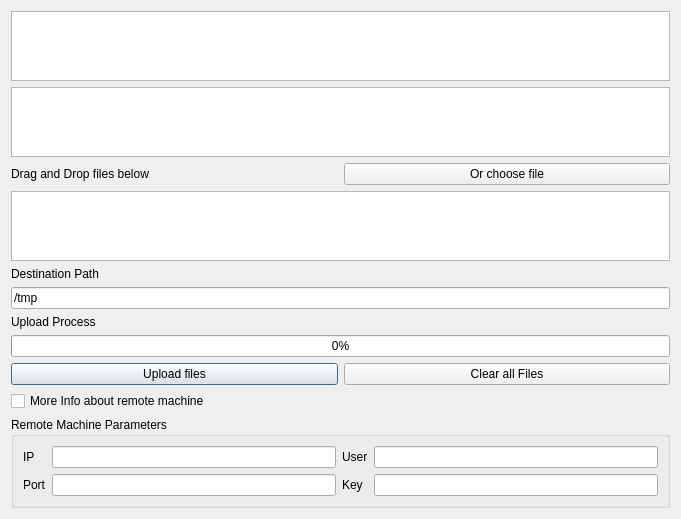
This is hub/forms/DlgTransferFile.ui in subutai-io/control-center as Qt 5 draws it before an edit. The edited form follows.
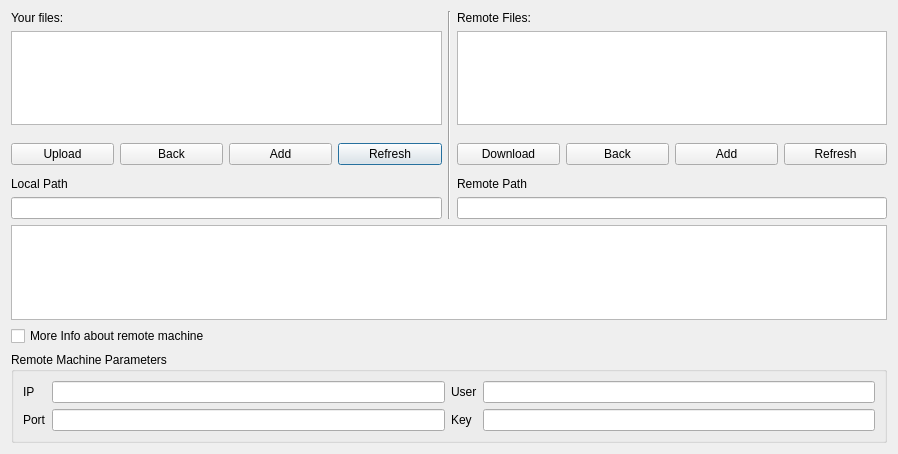
This is the edited form. Icons and pictures are not drawn.

Commit message: added file transfer system dialog

```diff
--- a/hub/forms/DlgTransferFile.ui
+++ b/hub/forms/DlgTransferFile.ui
@@ -6,32 +6,116 @@
    <rect>
     <x>0</x>
     <y>0</y>
-    <width>681</width>
-    <height>393</height>
+    <width>898</width>
+    <height>454</height>
    </rect>
   </property>
   <property name="windowTitle">
    <string>Dialog</string>
   </property>
   <layout class="QGridLayout" name="gridLayout">
-   <item row="9" column="0" colspan="2">
-    <widget class="QProgressBar" name="progressBar">
-     <property name="value">
-      <number>0</number>
+   <item row="11" column="0" colspan="4">
+    <widget class="QCheckBox" name="more_info">
+     <property name="layoutDirection">
+      <enum>Qt::LeftToRight</enum>
      </property>
+     <property name="text">
+      <string>More Info about remote machine</string>
+     </property>
     </widget>
    </item>
-   <item row="8" column="0">
-    <widget class="QLabel" name="label_6">
+   <item row="7" column="0" colspan="4">
+    <widget class="QLineEdit" name="le_local"/>
+   </item>
+   <item row="4" column="3">
+    <widget class="QPushButton" name="btn_refresh_local">
      <property name="text">
-      <string>Upload Process</string>
+      <string>Refresh</string>
      </property>
     </widget>
    </item>
-   <item row="4" column="0" colspan="2">
-    <widget class="QTableWidget" name="tableWidget"/>
+   <item row="4" column="6">
+    <widget class="QPushButton" name="btn_remote_back">
+     <property name="text">
+      <string>Back</string>
+     </property>
+     <property name="icon">
+      <iconset resource="../../resources/resources.qrc">
+       <normaloff>:/hub/back.png</normaloff>:/hub/back.png</iconset>
+     </property>
+    </widget>
    </item>
-   <item row="12" column="0" colspan="2">
+   <item row="1" column="5" colspan="4">
+    <widget class="QTableWidget" name="remote_file_system"/>
+   </item>
+   <item row="4" column="1">
+    <widget class="QPushButton" name="btn_local_back">
+     <property name="text">
+      <string>Back</string>
+     </property>
+     <property name="icon">
+      <iconset resource="../../resources/resources.qrc">
+       <normaloff>:/hub/back.png</normaloff>:/hub/back.png</iconset>
+     </property>
+    </widget>
+   </item>
+   <item row="4" column="7">
+    <widget class="QPushButton" name="btn_add_remote">
+     <property name="text">
+      <string>Add</string>
+     </property>
+     <property name="icon">
+      <iconset resource="../../resources/resources.qrc">
+       <normaloff>:/hub/add_blue.png</normaloff>:/hub/add_blue.png</iconset>
+     </property>
+    </widget>
+   </item>
+   <item row="6" column="5" colspan="2">
+    <widget class="QLabel" name="label_2">
+     <property name="text">
+      <string>Remote Path</string>
+     </property>
+    </widget>
+   </item>
+   <item row="4" column="2">
+    <widget class="QPushButton" name="btn_add_local">
+     <property name="text">
+      <string>Add</string>
+     </property>
+     <property name="icon">
+      <iconset resource="../../resources/resources.qrc">
+       <normaloff>:/hub/add_green.png</normaloff>:/hub/add_green.png</iconset>
+     </property>
+    </widget>
+   </item>
+   <item row="1" column="0" colspan="4">
+    <widget class="QTableWidget" name="local_file_system"/>
+   </item>
+   <item row="6" column="0" colspan="2">
+    <widget class="QLabel" name="label">
+     <property name="text">
+      <string>Local Path</string>
+     </property>
+    </widget>
+   </item>
+   <item row="4" column="0">
+    <widget class="QPushButton" name="pushButton">
+     <property name="text">
+      <string>Upload</string>
+     </property>
+     <property name="icon">
+      <iconset theme=":/hub/upload" resource="../../resources/resources.qrc">
+       <normaloff>:/hub/upload.ico</normaloff>:/hub/upload.ico</iconset>
+     </property>
+    </widget>
+   </item>
+   <item row="7" column="5" colspan="4">
+    <widget class="QLineEdit" name="le_remote"/>
+   </item>
+   <item row="9" column="0" colspan="9">
+    <widget class="QTableWidget" name="tw_transfer_file"/>
+   </item>
+   <item row="13" column="0" colspan="9">
     <widget class="QGroupBox" name="groupBox">
      <property name="title">
       <string>Remote Machine Parameters</string>
@@ -80,64 +164,49 @@
      </layout>
     </widget>
    </item>
-   <item row="7" column="0" colspan="2">
-    <widget class="QLineEdit" name="remote_destination">
+   <item row="4" column="5">
+    <widget class="QPushButton" name="btn_download">
      <property name="text">
-      <string>/tmp</string>
+      <string>Download</string>
      </property>
-    </widget>
-   </item>
-   <item row="6" column="0">
-    <widget class="QLabel" name="label_2">
-     <property name="text">
-      <string>Destination Path</string>
+     <property name="icon">
+      <iconset theme=":/hub/download" resource="../../resources/resources.qrc">
+       <normaloff>:/hub/download.png</normaloff>:/hub/download.png</iconset>
      </property>
     </widget>
    </item>
-   <item row="2" column="0">
-    <widget class="QLabel" name="label">
+   <item row="4" column="8">
+    <widget class="QPushButton" name="btn_refresh_remote">
      <property name="text">
-      <string>Drag and Drop files below</string>
+      <string>Refresh</string>
      </property>
-    </widget>
-   </item>
-   <item row="10" column="0">
-    <widget class="QPushButton" name="btn_upload_files">
-     <property name="text">
-      <string>Upload files</string>
+     <property name="icon">
+      <iconset resource="../../resources/resources.qrc">
+       <normaloff>:/hub/refresh.png</normaloff>:/hub/refresh.png</iconset>
      </property>
     </widget>
    </item>
-   <item row="11" column="0">
-    <widget class="QCheckBox" name="more_info">
-     <property name="layoutDirection">
-      <enum>Qt::LeftToRight</enum>
-     </property>
+   <item row="0" column="0">
+    <widget class="QLabel" name="label_6">
      <property name="text">
-      <string>More Info about remote machine</string>
+      <string>Your files:</string>
      </property>
     </widget>
    </item>
-   <item row="10" column="1">
-    <widget class="QPushButton" name="btn_clear">
+   <item row="0" column="5">
+    <widget class="QLabel" name="label_8">
      <property name="text">
-      <string>Clear all Files</string>
+      <string>Remote Files:</string>
      </property>
     </widget>
    </item>
-   <item row="2" column="1">
-    <widget class="QPushButton" name="btn_choose_files">
-     <property name="text">
-      <string>Or choose file</string>
+   <item row="0" column="4" rowspan="8">
+    <widget class="Line" name="line">
+     <property name="orientation">
+      <enum>Qt::Vertical</enum>
      </property>
     </widget>
    </item>
-   <item row="1" column="0" colspan="2">
-    <widget class="QTableView" name="remote_file_system"/>
-   </item>
-   <item row="0" column="0" colspan="2">
-    <widget class="QTableView" name="local_file_system"/>
-   </item>
   </layout>
  </widget>
  <resources/>
```
Left out of the diff: 10 changed lines with no effect on the pictures. The commit also changes 15 other files.
